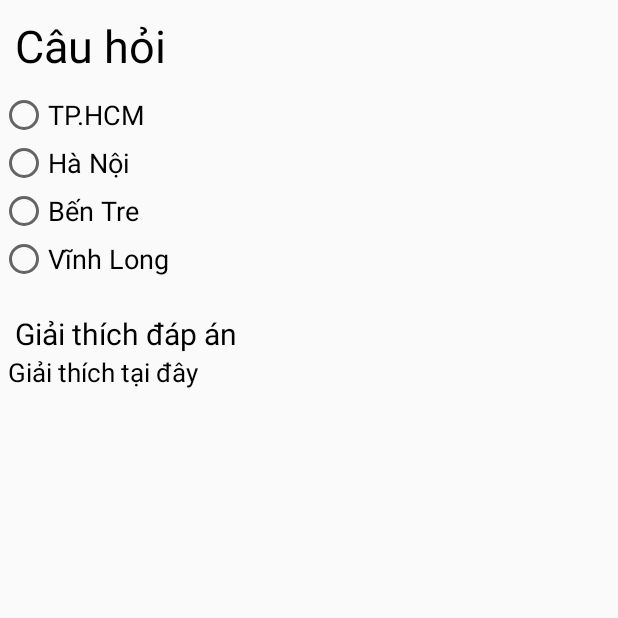
After one commit to kenmerzy/DoAn, an Android app: the ScreenSlidePageFragment screen opened directly, with no data from a screen before it, on a phone screen of 412 x 824 dp, the top half of it. The commit adds this screen. Run offline under Robolectric (Android 15) with nearby library versions, the phone set to English and light mode, and no system bars; 3 statements that could not run were skipped.

Commit message:
ViewPager

```diff
--- a/app/src/main/AndroidManifest.xml
+++ b/app/src/main/AndroidManifest.xml
@@ -1,6 +1,6 @@
 <?xml version="1.0" encoding="utf-8"?>
 <manifest xmlns:android="http://schemas.android.com/apk/res/android"
-    package="ngoclong.example.phanmemthibanglai">3
+    package="ngoclong.example.phanmemthibanglai">
     <application
         android:allowBackup="true"
         android:icon="@mipmap/ic_launcher"
--- a/app/src/main/java/ngoclong/example/phanmemthibanglai/ui/thisathach/LamBaiThiActivity.java
+++ b/app/src/main/java/ngoclong/example/phanmemthibanglai/ui/thisathach/LamBaiThiActivity.java
@@ -4,39 +4,87 @@ import android.graphics.Color;
 import android.graphics.Typeface;
 import android.os.Bundle;
 import android.os.CountDownTimer;
+import android.support.v4.app.Fragment;
+import android.support.v4.app.FragmentActivity;
+import android.support.v4.app.FragmentManager;
+import android.support.v4.app.FragmentStatePagerAdapter;
 import android.support.v4.view.MenuItemCompat;
-import android.support.v7.app.AppCompatActivity;
+import android.support.v4.view.PagerAdapter;
+import android.support.v4.view.ViewPager;
 import android.view.Menu;
 import android.view.MenuItem;
-import android.view.MotionEvent;
 import android.view.View;
 import android.view.ViewGroup;
 import android.widget.BaseAdapter;
 import android.widget.ImageView;
-import android.widget.ListView;
 import android.widget.TextView;
-import android.widget.Toast;
 
 import ngoclong.example.phanmemthibanglai.R;
 
-public class LamBaiThiActivity extends AppCompatActivity {
-    private ListView listView;
+public class LamBaiThiActivity extends FragmentActivity {
+
     TextView timerText;
-    int hour,minute,second;
+
     String[] items = {"1","2","3","4"};
-    private float x1,x2;
-    static final int MIN_DISTANCE = 150;
+
+
+    private static final int NUM_PAGES = 5;
+
+    /**
+     * The pager widget, which handles animation and allows swiping horizontally to access previous
+     * and next wizard steps.
+     */
+    private ViewPager mPager;
+
+    /**
+     * The pager adapter, which provides the pages to the view pager widget.
+     */
+    private PagerAdapter pagerAdapter;
+
     @Override
     protected void onCreate(Bundle savedInstanceState) {
         super.onCreate(savedInstanceState);
         setContentView(R.layout.activity_lam_bai_thi);
 
+        mPager = (ViewPager) findViewById(R.id.pager);
+        pagerAdapter = new ScreenSlidePagerAdapter(getSupportFragmentManager());
+        mPager.setAdapter(pagerAdapter);
+
+        ViewPager mPager = (ViewPager) findViewById(R.id.pager);
+        mPager.setPageTransformer(true, new ZoomOutPageTransformer());
+
         assert  getSupportActionBar() != null;
         getSupportActionBar().setDisplayHomeAsUpEnabled(true);
         getSupportActionBar().setTitle("");
 
+    }
+    @Override
+    public void onBackPressed() {
+        if (mPager.getCurrentItem() == 0) {
+            // If the user is currently looking at the first step, allow the system to handle the
+            // Back button. This calls finish() on this activity and pops the back stack.
+            super.onBackPressed();
+        } else {
+            // Otherwise, select the previous step.
+            mPager.setCurrentItem(mPager.getCurrentItem() - 1);
+        }
+    }
+    private class ScreenSlidePagerAdapter extends FragmentStatePagerAdapter {
+        public ScreenSlidePagerAdapter(FragmentManager fm) {
+            super(fm);
+        }
 
+        @Override
+        public Fragment getItem(int position) {
+            return new ScreenSlidePageFragment();
+        }
+
+        @Override
+        public int getCount() {
+            return NUM_PAGES;
+        }
     }
+
     @Override
     public boolean onCreateOptionsMenu(Menu menu) {
 
@@ -90,41 +138,6 @@ public class LamBaiThiActivity extends AppCompatActivity {
 
 
     @Override
-    public boolean onTouchEvent(MotionEvent event)
-    {
-        switch(event.getAction())
-        {
-            case MotionEvent.ACTION_DOWN:
-                x1 = event.getX();
-                break;
-            case MotionEvent.ACTION_UP:
-                x2 = event.getX();
-                float deltaX = x2 - x1;
-
-                if (Math.abs(deltaX) > MIN_DISTANCE)
-                {
-
-                    if (x2 > x1)
-                    {
-                        Toast.makeText(this, "Right to Left swipe [Next]", Toast.LENGTH_SHORT).show ();
-                    }
-
-
-                    else
-                    {
-                        Toast.makeText(this, "Left to Right swipe [Previous]", Toast.LENGTH_SHORT).show ();
-                    }
-
-                }
-                else
-                {
-                   //Toast.makeText(this, "Ngan", Toast.LENGTH_SHORT).show ();
-                }
-                break;
-        }
-        return super.onTouchEvent(event);
-    }
-    @Override
     public boolean onOptionsItemSelected(MenuItem item) {
         int id = item.getItemId();
 
@@ -162,10 +175,50 @@ public class LamBaiThiActivity extends AppCompatActivity {
             return view1;
         }
     }
-    @Override
+
+    public class ZoomOutPageTransformer implements ViewPager.PageTransformer {
+        private static final float MIN_SCALE = 0.85f;
+        private static final float MIN_ALPHA = 0.5f;
+
+        public void transformPage(View view, float position) {
+            int pageWidth = view.getWidth();
+            int pageHeight = view.getHeight();
+
+            if (position < -1) { // [-Infinity,-1)
+                // This page is way off-screen to the left.
+                view.setAlpha(0f);
+
+            } else if (position <= 1) { // [-1,1]
+                // Modify the default slide transition to shrink the page as well
+                float scaleFactor = Math.max(MIN_SCALE, 1 - Math.abs(position));
+                float vertMargin = pageHeight * (1 - scaleFactor) / 2;
+                float horzMargin = pageWidth * (1 - scaleFactor) / 2;
+                if (position < 0) {
+                    view.setTranslationX(horzMargin - vertMargin / 2);
+                } else {
+                    view.setTranslationX(-horzMargin + vertMargin / 2);
+                }
+
+                // Scale the page down (between MIN_SCALE and 1)
+                view.setScaleX(scaleFactor);
+                view.setScaleY(scaleFactor);
+
+                // Fade the page relative to its size.
+                view.setAlpha(MIN_ALPHA +
+                        (scaleFactor - MIN_SCALE) /
+                                (1 - MIN_SCALE) * (1 - MIN_ALPHA));
+
+            } else { // (1,+Infinity]
+                // This page is way off-screen to the right.
+                view.setAlpha(0f);
+            }
+        }
+    }
+
     public boolean onSupportNavigateUp()
     {
         finish();
         return true;
     }
+
 }
--- /dev/null
+++ b/app/src/main/java/ngoclong/example/phanmemthibanglai/ui/thisathach/ScreenSlidePageFragment.java
@@ -0,0 +1,28 @@
+package ngoclong.example.phanmemthibanglai.ui.thisathach;
+
+import android.os.Bundle;
+import android.support.v4.app.Fragment;
+import android.view.LayoutInflater;
+import android.view.View;
+import android.view.ViewGroup;
+
+import ngoclong.example.phanmemthibanglai.R;
+
+/**
+ * A simple {@link Fragment} subclass.
+ */
+public class ScreenSlidePageFragment extends Fragment {
+
+    public ScreenSlidePageFragment() {
+        // Required empty public constructor
+    }
+
+
+    @Override
+    public View onCreateView(LayoutInflater inflater, ViewGroup container,
+                             Bundle savedInstanceState) {
+            // Inflate the layout for this fragment
+        return inflater.inflate(R.layout.fragment_screen_slide_page, container, false);
+    }
+
+}
--- a/app/src/main/java/ngoclong/example/phanmemthibanglai/ui/thisathach/ThiSatHachActivity.java
+++ b/app/src/main/java/ngoclong/example/phanmemthibanglai/ui/thisathach/ThiSatHachActivity.java
@@ -1,8 +1,8 @@
 package ngoclong.example.phanmemthibanglai.ui.thisathach;
 
 import android.content.Intent;
+import android.os.Bundle;
 import android.support.v7.app.AppCompatActivity;
-import android.os.Bundle;
 import android.view.View;
 import android.view.ViewGroup;
 import android.widget.AdapterView;
--- /dev/null
+++ b/app/src/main/res/layout/fragment_screen_slide_page.xml
@@ -0,0 +1,72 @@
+<?xml version="1.0" encoding="utf-8"?>
+<ScrollView xmlns:android="http://schemas.android.com/apk/res/android"
+    android:id="@+id/content"
+    android:layout_width="match_parent"
+    android:layout_height="match_parent" >
+
+    <RelativeLayout
+        android:layout_width="match_parent"
+        android:layout_height="match_parent">
+        <TextView
+            android:layout_width="match_parent"
+            android:layout_height="wrap_content"
+            android:id="@+id/tvCauHoi"
+            android:layout_margin="10dp"
+            android:text="Câu hỏi "
+            android:textColor="#000000"
+            android:textSize="30dp"/>
+        <RadioGroup
+            android:layout_width="match_parent"
+            android:layout_height="wrap_content"
+            android:id="@+id/grpDapAn"
+
+            android:layout_below="@id/tvCauHoi">
+            <RadioButton
+                android:id="@+id/rdBtnDapAn1"
+                android:layout_width="match_parent"
+                android:layout_height="wrap_content"
+                android:textSize="18dp"
+                android:text="TP.HCM" />
+
+            <RadioButton
+                android:id="@+id/rdBtnDapAn2"
+                android:layout_width="match_parent"
+                android:layout_height="wrap_content"
+                android:textSize="18dp"
+                android:text="Hà Nội" />
+            <RadioButton
+                android:id="@+id/rdBtnDapAn3"
+                android:layout_width="match_parent"
+                android:layout_height="wrap_content"
+                android:textSize="18dp"
+                android:text="Bến Tre" />
+
+            <RadioButton
+                android:id="@+id/rdBtnDapAn4"
+                android:layout_width="match_parent"
+                android:layout_height="wrap_content"
+                android:textSize="18dp"
+                android:text="Vĩnh Long" />
+        </RadioGroup>
+        <TextView
+            android:layout_width="match_parent"
+            android:layout_height="wrap_content"
+            android:text="Giải thích đáp án"
+            android:textColor="#000000"
+            android:layout_below = "@id/grpDapAn"
+            android:layout_marginTop="20dp"
+            android:textSize="20dp"
+            android:paddingLeft="10dp"
+            android:id="@+id/tvGT" />
+        <TextView
+            android:layout_width="match_parent"
+            android:layout_height="wrap_content"
+            android:text="Giải thích tại đây"
+            android:textColor="#000000"
+            android:layout_below="@id/tvGT"
+            android:textSize="17dp"
+            android:paddingLeft="5dp"
+            android:id="@+id/tvGiaiThichDapAn" />
+
+    </RelativeLayout>
+</ScrollView>
```
Also changed, not shown: app/build.gradle (+2 -5 lines), app/src/main/res/layout/activity_lam_bai_thi.xml (+4 -73 lines).
